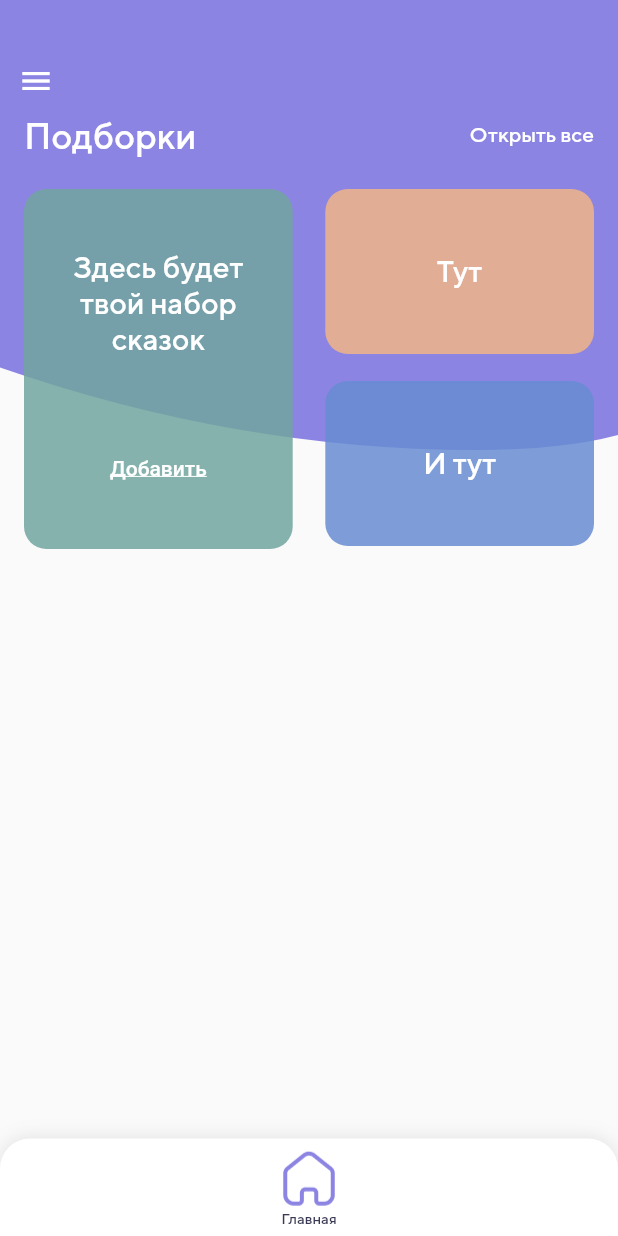
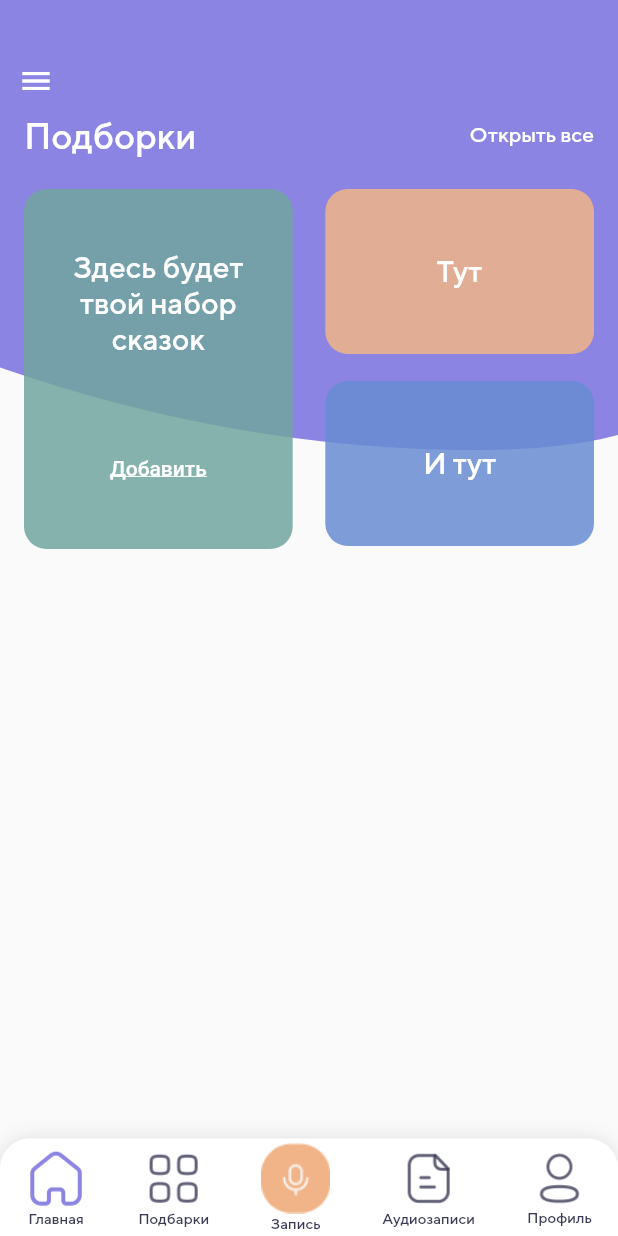
Before and after one commit to SNazarko/MemoryBox, a Flutter app: the HomePage screen opened by its route, on a phone screen of 412 x 824 dp. Run offline on Flutter 3.47's test engine with Material 2 defaults, Android fonts, the phone set to English and light mode, and no system bars; our stand-ins replace flutter_multi_formatter.

Commit message:
start add BottomN2

```diff
--- a/lib/screens/home_page.dart
+++ b/lib/screens/home_page.dart
@@ -183,9 +183,20 @@ class HomePage extends StatelessWidget {
                     )),
                 width: double.infinity,
                 height: 65,
-              child: const _ItemBar(
-                  name: 'Главная', icon: 'images/tabbar_home.png'),
-            ),
+                child: Row(
+                  mainAxisAlignment: MainAxisAlignment.spaceAround,
+                  children: [
+                    _ItemBar(name: 'Главная', icon: 'images/tabbar_home.png'),
+                    _ItemBar(
+                        name: 'Подбарки', icon: 'images/tabbar_category.png'),
+                    _ItemBar(
+                        name: 'Запись', icon: 'images/tabbar_componen.png'),
+                    _ItemBar(
+                        name: 'Аудиозаписи', icon: 'images/tabbar_paper.png'),
+                    _ItemBar(
+                        name: 'Профиль', icon: 'images/tabbar_profile.png'),
+                  ],
+                )),
           ),
         ],
       ),
```
Lines whose indentation alone changed are shown as unchanged.
